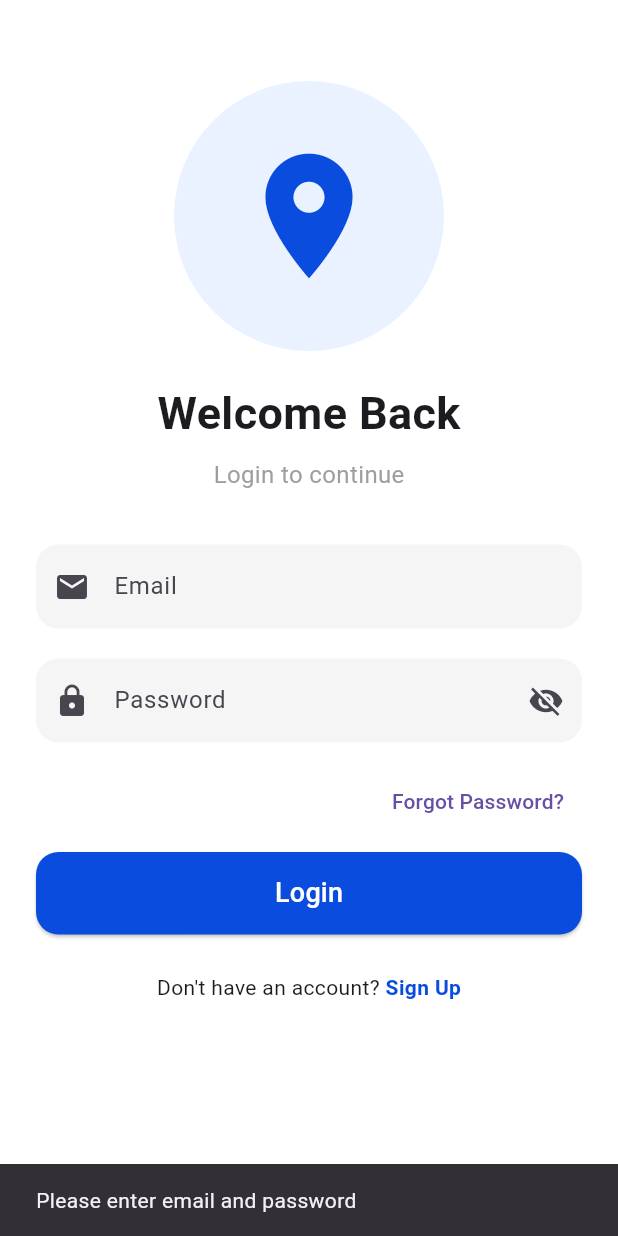
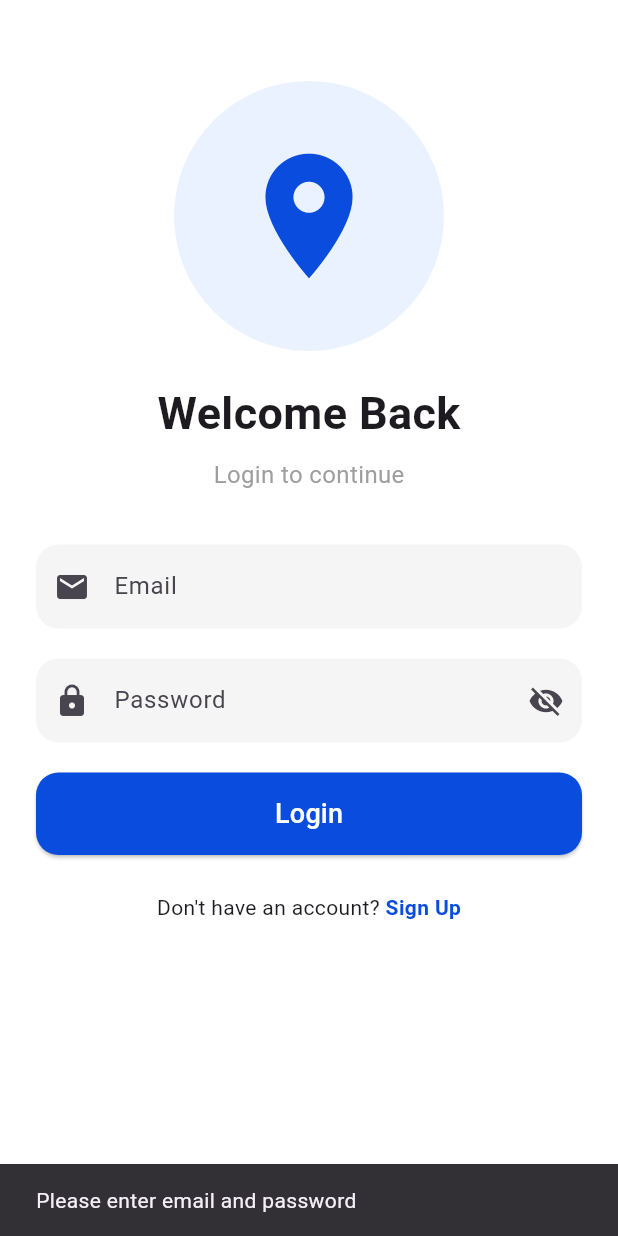
Before and after one commit to Manohar192372246/Simats_CampusNav, a Flutter app: the LoginScreen screen opened directly, after a tap on "Login", on a phone screen of 412 x 824 dp. Run offline on Flutter 3.47's test engine with Material 3 defaults, Android fonts, the phone set to English and light mode, and no system bars; our stand-ins replace cloud_firestore, firebase_auth, firebase_core, google_maps_flutter, image_cropper, image_picker and 4 more; missing offline and left inert: flutter_polyline_points; accounts and stored records are empty.

Commit message:
Removed Forgot Password and optimized user session for both App and Web

```diff
--- a/lib/edit_profile_screen.dart
+++ b/lib/edit_profile_screen.dart
@@ -16,7 +16,6 @@ class _EditProfileScreenState extends State<EditProfileScreen> {
   final _nameController = TextEditingController();
   final _emailController = TextEditingController();
   final _phoneController = TextEditingController();
-  final _deptController = TextEditingController();
 
   @override
   void initState() {
@@ -30,7 +29,6 @@ class _EditProfileScreenState extends State<EditProfileScreen> {
       _nameController.text = prefs.getString('user_name') ?? "Manohar";
       _emailController.text = prefs.getString('user_email') ?? "manohar@simats.edu";
       _phoneController.text = prefs.getString('user_phone') ?? "+91 9876543210";
-      _deptController.text = prefs.getString('user_dept') ?? "CSE Dept";
     });
   }
 
@@ -39,7 +37,6 @@ class _EditProfileScreenState extends State<EditProfileScreen> {
     await prefs.setString('user_name', _nameController.text);
     await prefs.setString('user_email', _emailController.text);
     await prefs.setString('user_phone', _phoneController.text);
-    await prefs.setString('user_dept', _deptController.text);
 
     if (mounted) {
       ScaffoldMessenger.of(context).showSnackBar(
@@ -89,7 +86,6 @@ class _EditProfileScreenState extends State<EditProfileScreen> {
             _inputField("Full Name", _nameController, Icons.person_outline),
             _inputField("Email Address", _emailController, Icons.email_outlined),
             _inputField("Phone Number", _phoneController, Icons.phone_outlined),
-            _inputField("Department", _deptController, Icons.business_outlined),
             const SizedBox(height: 40),
             SizedBox(
               width: double.infinity,
--- a/lib/login_screen.dart
+++ b/lib/login_screen.dart
@@ -3,7 +3,6 @@ import 'package:shared_preferences/shared_preferences.dart';
 import 'package:firebase_auth/firebase_auth.dart';
 import 'package:cloud_firestore/cloud_firestore.dart';
 import 'signup_screen.dart';
-import 'forgot_password_screen.dart';
 import 'home_screen.dart';
 
 class LoginScreen extends StatefulWidget {
@@ -71,13 +70,16 @@ class _LoginScreenState extends State<LoginScreen> {
 
         // 3. Save to SharedPreferences for Session Management (No sensitive data)
         final prefs = await SharedPreferences.getInstance();
+        // Clear old user data before saving new session
+        String rememberEmail = prefs.getString('remember_email') ?? "";
+        await prefs.clear();
+        await prefs.setString('remember_email', rememberEmail);
+
         await prefs.setBool('is_logged_in', true);
+        await prefs.setString('user_uid', userCredential.user!.uid);
         await prefs.setString('user_name', userName);
         await prefs.setString('user_email', email);
         await prefs.setString('user_dept', userDept);
-
-        // Remember email only for convenience
-        await prefs.setString('remember_email', email);
 
         Navigator.pop(context); // Close loading dialog
 
@@ -179,22 +181,7 @@ class _LoginScreenState extends State<LoginScreen> {
                   ),
                 ),
               ),
-              const SizedBox(height: 15),
-              Align(
-                alignment: Alignment.centerRight,
-                child: TextButton(
-                  onPressed: () {
-                    Navigator.push(
-                      context,
-                      MaterialPageRoute(
-                        builder: (_) => ForgotPasswordScreen(),
-                      ),
-                    );
-                  },
-                  child: const Text("Forgot Password?"),
-                ),
-              ),
-              const SizedBox(height: 10),
+              const SizedBox(height: 20),
               SizedBox(
                 width: double.infinity,
                 height: 55,
```
Also changed, not shown: lib/home_screen.dart (+15 -12 lines), lib/main.dart (+18 -1 lines), lib/profile.dart (+2 -7 lines), lib/profile_detail_screen.dart (+6 -2 lines), pubspec.yaml (+5 -4 lines), pubspec.lock, 1 other file.
